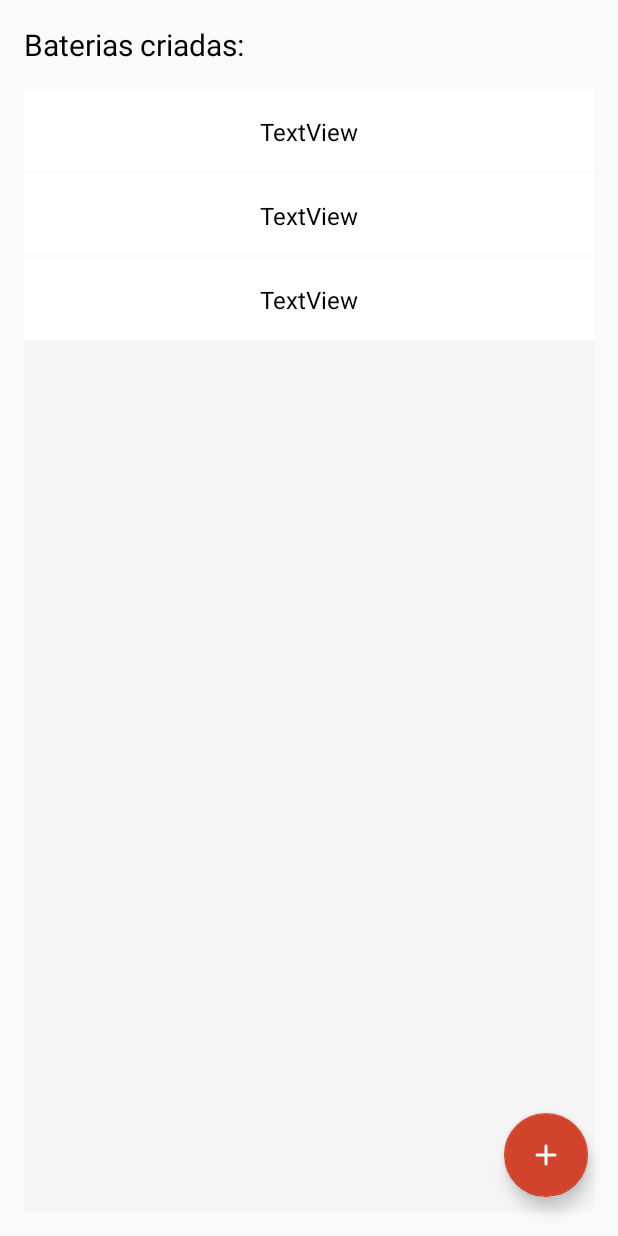
After one commit to BrConsani/CampeonatosVT, an Android app: the layout activity_battery.xml on its own in the app's theme, with its tools: preview values and no code run, on a phone screen of 412 x 824 dp. The commit adds this screen. Run offline under Robolectric (Android 15) with nearby library versions, the phone set to English and light mode, and no system bars.

Commit message:
Created BatteryView

```diff
--- a/app/src/main/AndroidManifest.xml
+++ b/app/src/main/AndroidManifest.xml
@@ -25,6 +25,9 @@
         <activity
             android:name="br.com.beirario.campeonatosvt.activities.TestsActivity"
             android:label="@string/title_tests" />
+        <activity
+            android:name="br.com.beirario.campeonatosvt.activities.BatteryActivity"
+            android:label="@string/title_battery"/>
     </application>
 
 </manifest>
--- /dev/null
+++ b/app/src/main/java/br/com/beirario/campeonatosvt/activities/BatteryActivity.java
@@ -0,0 +1,20 @@
+package br.com.beirario.campeonatosvt.activities;
+
+import android.support.v7.app.AppCompatActivity;
+import android.os.Bundle;
+import android.view.View;
+
+import br.com.beirario.campeonatovt.R;
+
+public class BatteryActivity extends AppCompatActivity {
+
+    @Override
+    protected void onCreate(Bundle savedInstanceState) {
+        super.onCreate(savedInstanceState);
+        setContentView(R.layout.activity_battery);
+    }
+
+    public void OnClickAddButton(View view){
+
+    }
+}
--- a/app/src/main/java/br/com/beirario/campeonatosvt/adapters/TestAdapter.java
+++ b/app/src/main/java/br/com/beirario/campeonatosvt/adapters/TestAdapter.java
@@ -1,8 +1,11 @@
 package br.com.beirario.campeonatosvt.adapters;
 
+import android.content.Intent;
 import android.support.v7.app.AppCompatActivity;
 import android.view.View;
 
+import br.com.beirario.campeonatosvt.Program;
+import br.com.beirario.campeonatosvt.activities.BatteryActivity;
 import br.com.beirario.campeonatosvt.models.Step;
 import br.com.beirario.campeonatosvt.models.Test;
 import br.com.beirario.campeonatosvt.ui.Dialogs;
@@ -21,7 +24,10 @@ public class TestAdapter extends OneLineAdapter<Test> {
 
     @Override
     public void onClick(View view, Test o) {
-
+        Intent intent = new Intent(context, BatteryActivity.class);
+        intent.putExtra(Program.JSON_TEST, o);
+        context.startActivity(intent);
+        context.overridePendingTransition(R.anim.slide_in, R.anim.slide_out);
     }
 
     @Override
--- /dev/null
+++ b/app/src/main/res/layout/activity_battery.xml
@@ -0,0 +1,51 @@
+<?xml version="1.0" encoding="utf-8"?>
+<android.support.constraint.ConstraintLayout
+    xmlns:android="http://schemas.android.com/apk/res/android"
+    xmlns:app="http://schemas.android.com/apk/res-auto"
+    xmlns:tools="http://schemas.android.com/tools"
+    android:layout_width="match_parent"
+    android:layout_height="match_parent"
+    tools:context="br.com.beirario.campeonatosvt.activities.BatteryActivity">
+
+    <TextView
+        android:id="@+id/textView"
+        style="@style/AppTheme.TextView.Title"
+        android:layout_width="wrap_content"
+        android:layout_height="wrap_content"
+        android:layout_marginStart="16dp"
+        android:layout_marginTop="16dp"
+        android:text="@string/title_create_battery"
+        app:layout_constraintStart_toStartOf="parent"
+        app:layout_constraintTop_toTopOf="parent" />
+
+    <android.support.v7.widget.RecyclerView
+        android:id="@+id/list"
+        android:layout_width="match_parent"
+        android:layout_height="0dp"
+        android:layout_marginStart="16dp"
+        android:layout_marginTop="16dp"
+        android:layout_marginEnd="16dp"
+        android:layout_marginBottom="16dp"
+        android:background="@color/list_view_background"
+        android:listSelector="@color/colorSelectionGrey"
+        app:layout_constraintBottom_toBottomOf="parent"
+        app:layout_constraintEnd_toEndOf="parent"
+        app:layout_constraintStart_toStartOf="parent"
+        app:layout_constraintTop_toBottomOf="@+id/textView"
+        tools:listitem="@layout/textview_list_item" />
+
+    <android.support.design.widget.FloatingActionButton
+        android:id="@+id/fab_add"
+        android:layout_width="wrap_content"
+        android:layout_height="wrap_content"
+        android:layout_marginEnd="8dp"
+        android:layout_marginBottom="8dp"
+        android:onClick="OnClickAddButton"
+        app:layout_constraintBottom_toBottomOf="parent"
+        app:layout_constraintEnd_toEndOf="parent"
+        app:srcCompat="@drawable/ic_add"
+        app:tint="@android:color/white"
+        app:useCompatPadding="true" />
+
+
+</android.support.constraint.ConstraintLayout>
--- a/app/src/main/res/values/strings.xml
+++ b/app/src/main/res/values/strings.xml
@@ -25,4 +25,6 @@
     <string name="body1_create_test">Escolha um nome para sua nova prova.</string>
     <string name="hint_test">Prova</string>
     <string name="body1_remove_test">Você realmente deseja remover a prova?</string>
+    <string name="title_create_battery">Baterias criadas:</string>
+    <string name="title_battery">Baterias</string>
 </resources>
```
